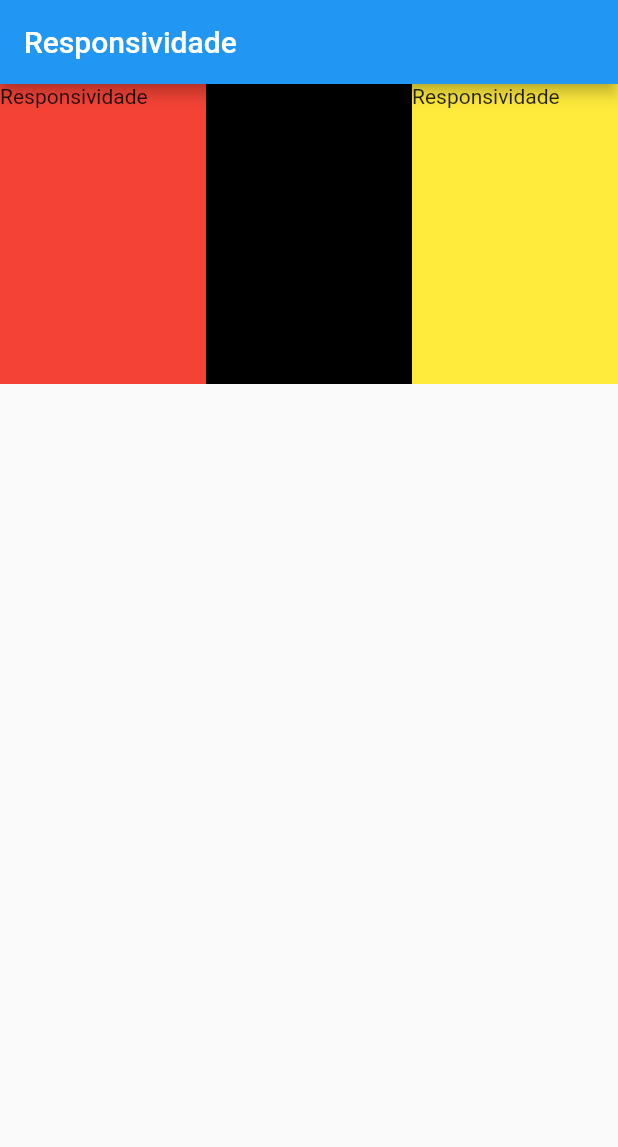
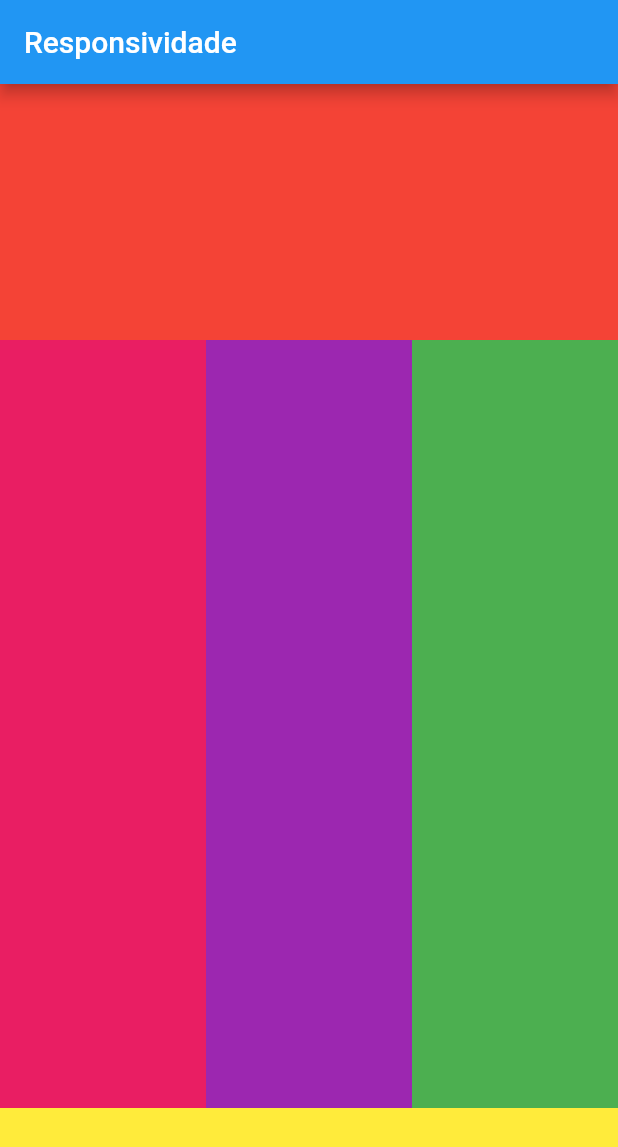
Before and after one commit to SandroRF1973/flutter_web_aula, a Flutter app: the screen it shows after launch, on a phone screen of 412 x 824 dp. Shown: the top 1147 px of the screen. Run offline on Flutter 3.47's test engine with Material 2 defaults, Android fonts, the phone set to English and light mode, and no system bars.

Commit message:
Aula - 301

```diff
--- a/lib/main.dart
+++ b/lib/main.dart
@@ -1,10 +1,12 @@
 import 'package:flutter/material.dart';
 import 'package:flutter_web_aula/responsividade_media_query.dart';
+import 'package:flutter_web_aula/responsividade_row_col.dart';
 
 void main() {
   runApp(const MaterialApp(
     title: "Flutter Web",
     debugShowCheckedModeBanner: false,
-    home: ResponsividadeMediaQuery(),
+    // home: ResponsividadeMediaQuery(),
+    home: ResponsividadeRowCol(),
   ));
 }
--- /dev/null
+++ b/lib/responsividade_row_col.dart
@@ -0,0 +1,67 @@
+import 'package:flutter/material.dart';
+
+class ResponsividadeRowCol extends StatefulWidget {
+  const ResponsividadeRowCol({super.key});
+
+  @override
+  State<ResponsividadeRowCol> createState() => _ResponsividadeRowColState();
+}
+
+class _ResponsividadeRowColState extends State<ResponsividadeRowCol> {
+  @override
+  Widget build(BuildContext context) {
+    var largura = MediaQuery.of(context).size.width;
+    var altura = MediaQuery.of(context).size.height;
+
+    return Scaffold(
+      appBar: AppBar(
+        title: const Text("Responsividade"),
+      ),
+      body: Column(
+        children: [
+          // Container(
+          //   color: Colors.red,
+          //   height: 200,
+          // ),
+          Expanded(
+            flex: 2,
+            child: Container(
+              color: Colors.red,
+            ),
+          ),
+          Expanded(
+            flex: 6,
+            child: Row(
+              children: [
+                Expanded(
+                  flex: 1,
+                  child: Container(
+                    color: Colors.pink,
+                  ),
+                ),
+                Expanded(
+                  flex: 1,
+                  child: Container(
+                    color: Colors.purple,
+                  ),
+                ),
+                Expanded(
+                  flex: 1,
+                  child: Container(
+                    color: Colors.green,
+                  ),
+                ),
+              ],
+            ),
+          ),
+          Expanded(
+            flex: 1,
+            child: Container(
+              color: Colors.yellow,
+            ),
+          ),
+        ],
+      ),
+    );
+  }
+}
```
